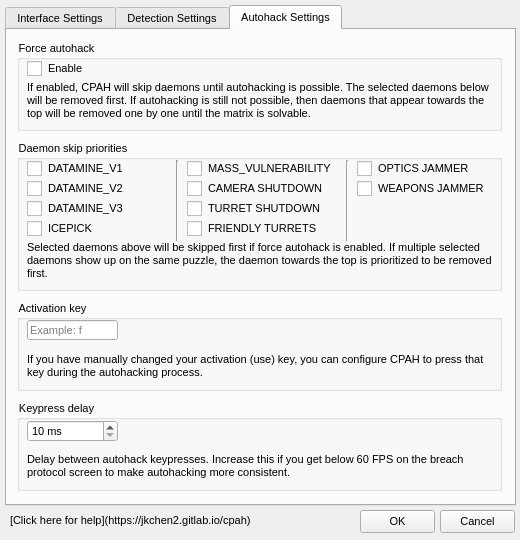
BionicHusky/cyberapp, file cpah/resources/uis/settings.ui: the form before one commit.
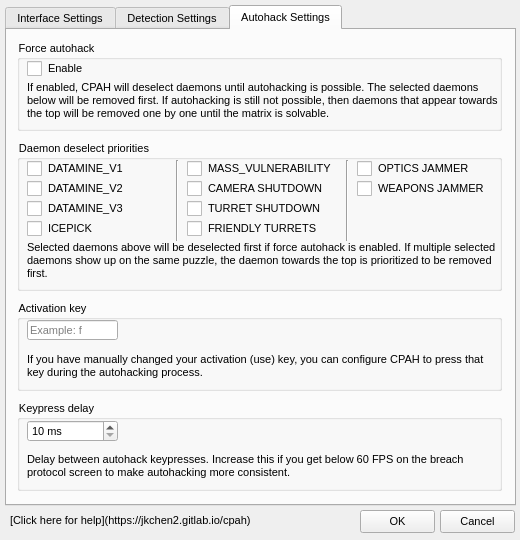
The form after the commit.

Commit message: Slight configuration menu rewording

Diff of the .ui file:
```diff
--- a/cpah/resources/uis/settings.ui
+++ b/cpah/resources/uis/settings.ui
@@ -709,7 +709,7 @@
        </rect>
       </property>
       <property name="text">
-       <string>If enabled, CPAH will skip daemons until autohacking is possible. The selected daemons below will be removed first. If autohacking is still not possible, then daemons that appear towards the top will be removed one by one until the matrix is solvable.</string>
+       <string>If enabled, CPAH will deselect daemons until autohacking is possible. The selected daemons below will be removed first. If autohacking is still not possible, then daemons that appear towards the top will be removed one by one until the matrix is solvable.</string>
       </property>
       <property name="wordWrap">
        <bool>true</bool>
@@ -726,7 +726,7 @@
       </rect>
      </property>
      <property name="title">
-      <string>Daemon skip priorities</string>
+      <string>Daemon deselect priorities</string>
      </property>
      <widget class="QCheckBox" name="skipDatamine1CheckBox">
       <property name="geometry">
@@ -868,7 +868,7 @@
        </rect>
       </property>
       <property name="text">
-       <string>Selected daemons above will be skipped first if force autohack is enabled. If multiple selected daemons show up on the same puzzle, the daemon towards the top is prioritized to be removed first.</string>
+       <string>Selected daemons above will be deselected first if force autohack is enabled. If multiple selected daemons show up on the same puzzle, the daemon towards the top is prioritized to be removed first.</string>
       </property>
       <property name="wordWrap">
        <bool>true</bool>
```
